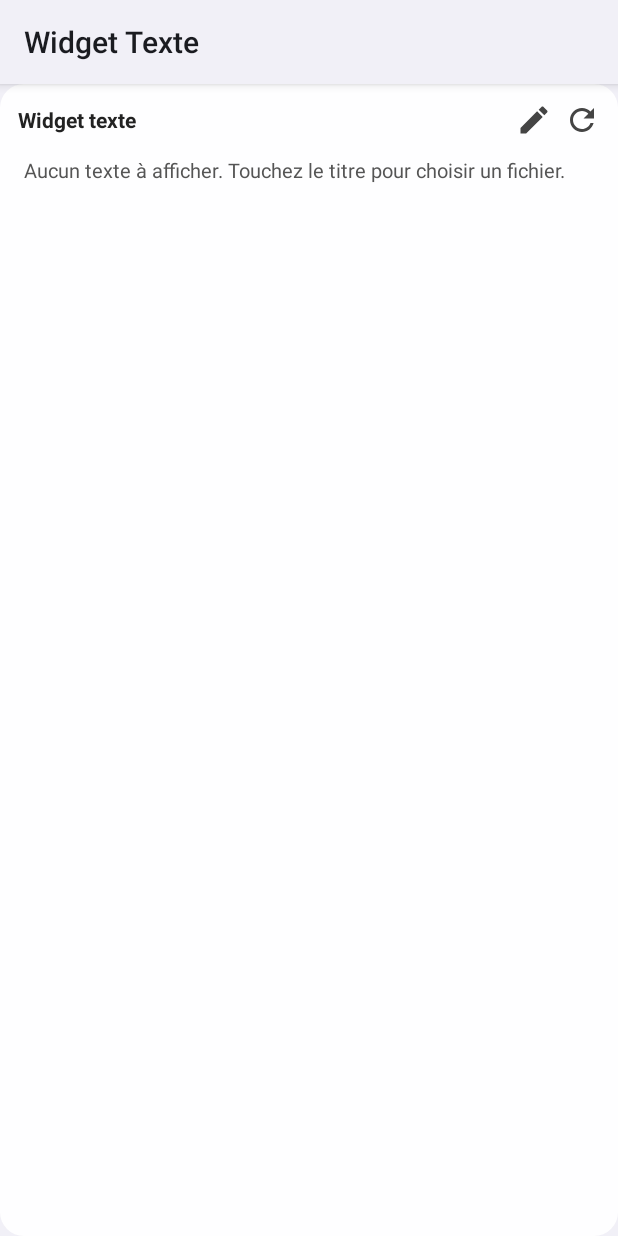
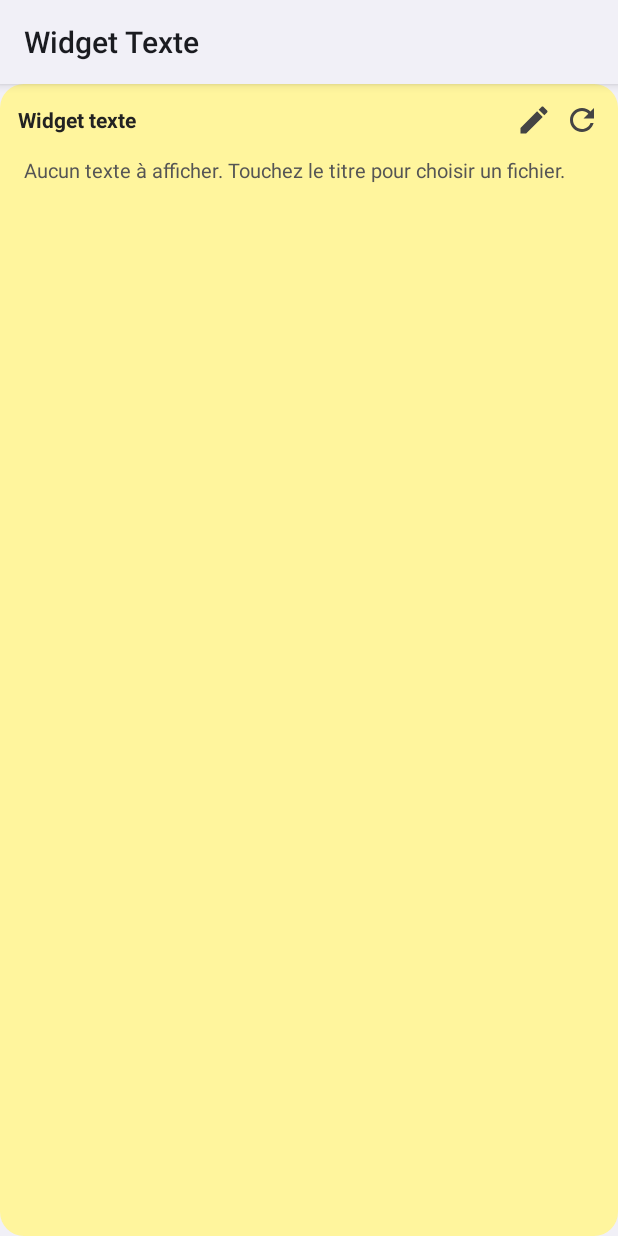
Before and after one commit to luciengauthier1960-ux/widget-txt-modifiable-jeudi-10h30, an Android app: the layout widget.xml on its own in the app's theme, with its tools: preview values and no code run, on a phone screen of 412 x 824 dp. Run offline under Robolectric (Android 15) with nearby library versions, the phone set to English and light mode, and no system bars.

Commit message:
Change widget background color to #FFF59D

```diff
--- a/app/src/main/res/drawable/widget_bg.xml
+++ b/app/src/main/res/drawable/widget_bg.xml
@@ -1,6 +1,6 @@
 <?xml version="1.0" encoding="utf-8"?>
 <shape xmlns:android="http://schemas.android.com/apk/res/android"
     android:shape="rectangle">
-    <solid android:color="#F5FFFFFF" />
+    <solid android:color="#FFF59D" />
     <corners android:radius="16dp" />
 </shape>
```
